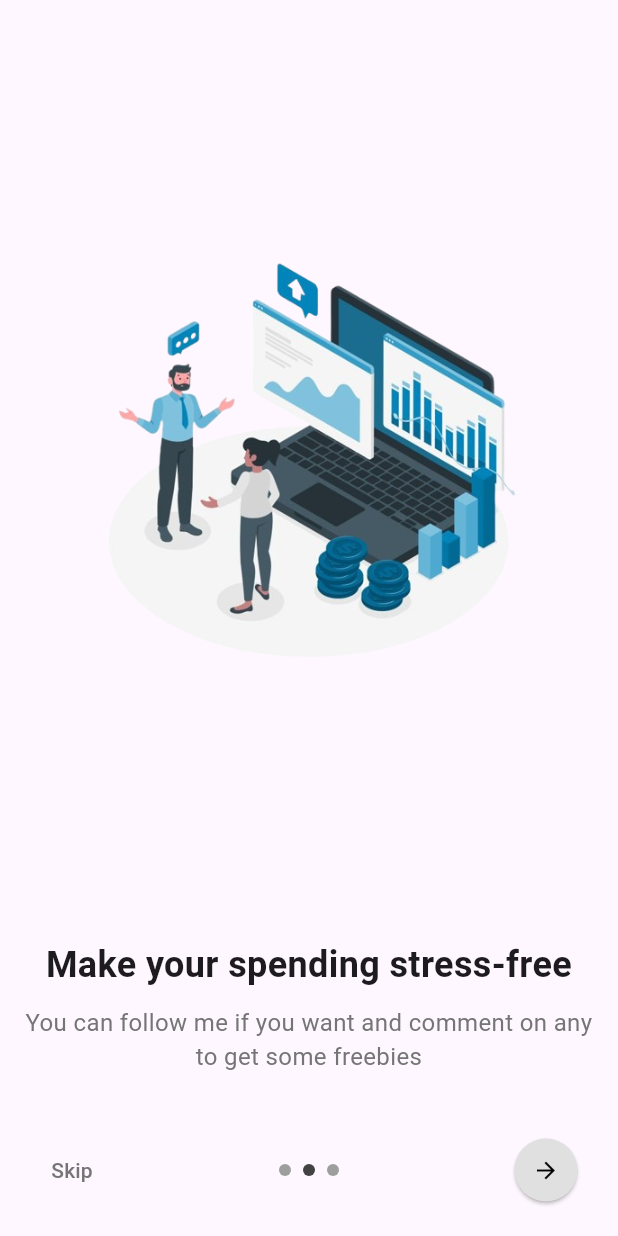
After one commit to nasirmehmood1/Finance_tracking_app, a Flutter app: the screen it shows after launch, after a tap on the "arrow forward" icon, on a phone screen of 412 x 824 dp. The commit adds this screen. Run offline on Flutter 3.47's test engine with Material 3 defaults, Android fonts, the phone set to English and light mode, and no system bars; our stand-ins replace card_swiper, fl_chart.

Commit message:
updated with changes

```diff
--- a/lib/main.dart
+++ b/lib/main.dart
@@ -2,6 +2,7 @@ import 'dart:ui' show ImageFilter;
 
 import 'package:flutter/material.dart';
 import 'package:flutter_finance_app_ui_animation/view/home_screen/home.dart';
+import 'package:flutter_finance_app_ui_animation/view/introduction_screen/welcom_screen.dart';
 import 'package:flutter_finance_app_ui_animation/view/landing_widget.dart';
 
 void main() => runApp(MyApp());
@@ -13,7 +14,7 @@ class MyApp extends StatelessWidget {
       theme: ThemeData(
         primarySwatch: Colors.blue,
       ),
-      home: const LandingWidget(),
+      home: const WelcomScreen(),
     );
   }
 }
--- /dev/null
+++ b/lib/view/introduction_screen/onboard_screen.dart
@@ -0,0 +1,134 @@
+import 'package:flutter/material.dart';
+import 'package:flutter_finance_app_ui_animation/view/introduction_screen/onboarding_screen.dart';
+import 'package:flutter_finance_app_ui_animation/view/landing_widget.dart';
+
+class OnboardScreen extends StatelessWidget {
+  const OnboardScreen({super.key});
+
+  @override
+  Widget build(BuildContext context) {
+    return Scaffold(
+      body: SafeArea(
+        child: Padding(
+          padding: const EdgeInsets.symmetric(horizontal: 16.0),
+          child: Column(
+            mainAxisAlignment: MainAxisAlignment.center,
+            children: [
+              // Image or illustration at the top
+              Expanded(
+                child: Center(
+                  child: Image.asset(
+                    'assets/images/2.png',
+                    height: 300,
+                  ),
+                ),
+              ),
+              const SizedBox(height: 20),
+
+              // Title text
+              const Text(
+                'Make your spending stress-free',
+                style: TextStyle(
+                  fontSize: 24,
+                  fontWeight: FontWeight.bold,
+                ),
+                textAlign: TextAlign.center,
+              ),
+              const SizedBox(height: 10),
+
+              // Subtitle text
+              Text(
+                'You can follow me if you want and comment on any to get some freebies',
+                style: TextStyle(
+                  fontSize: 16,
+                  color: Colors.grey[600],
+                ),
+                textAlign: TextAlign.center,
+              ),
+              const SizedBox(height: 40),
+
+              // Page indicator and Next button
+              Row(
+                mainAxisAlignment: MainAxisAlignment.spaceBetween,
+                children: [
+                  // Skip button
+                  TextButton(
+                    onPressed: () {
+                      // Handle Skip action
+                      Navigator.of(context).push(MaterialPageRoute(
+                        builder: (context) {
+                          return const LandingWidget();
+                        },
+                      ));
+                    },
+                    child: Text(
+                      'Skip',
+                      style: TextStyle(
+                        color: Colors.grey[600],
+                      ),
+                    ),
+                  ),
+
+                  // Page indicator
+                  Row(
+                    children: [
+                      Container(
+                        width: 8,
+                        height: 8,
+                        margin: const EdgeInsets.symmetric(horizontal: 4),
+                        decoration: const BoxDecoration(
+                          color: Colors.grey,
+                          shape: BoxShape.circle,
+                        ),
+                      ),
+                      Container(
+                        width: 8,
+                        height: 8,
+                        margin: const EdgeInsets.symmetric(horizontal: 4),
+                        decoration: BoxDecoration(
+                          color: Colors.grey[800],
+                          shape: BoxShape.circle,
+                        ),
+                      ),
+                      Container(
+                        width: 8,
+                        height: 8,
+                        margin: const EdgeInsets.symmetric(horizontal: 4),
+                        decoration: const BoxDecoration(
+                          color: Colors.grey,
+                          shape: BoxShape.circle,
+                        ),
+                      ),
+                    ],
+                  ),
+
+                  // Next button
+                  ElevatedButton(
+                    onPressed: () {
+                      // Handle Next action
+                      Navigator.of(context).push(MaterialPageRoute(
+                        builder: (context) {
+                          return const OnboardingScreen();
+                        },
+                      ));
+                    },
+                    style: ElevatedButton.styleFrom(
+                      shape: const CircleBorder(),
+                      backgroundColor: Colors.grey[300],
+                      padding: const EdgeInsets.all(12), // Button color
+                    ),
+                    child: const Icon(
+                      Icons.arrow_forward,
+                      color: Colors.black,
+                    ),
+                  ),
+                ],
+              ),
+              const SizedBox(height: 20),
+            ],
+          ),
+        ),
+      ),
+    );
+  }
+}
--- /dev/null
+++ b/lib/view/introduction_screen/welcom_screen.dart
@@ -0,0 +1,138 @@
+import 'package:flutter/material.dart';
+import 'package:flutter_finance_app_ui_animation/view/introduction_screen/onboard_screen.dart';
+import 'package:flutter_finance_app_ui_animation/view/landing_widget.dart';
+
+class WelcomScreen extends StatelessWidget {
+  const WelcomScreen({super.key});
+
+  @override
+  Widget build(BuildContext context) {
+    return Scaffold(
+      backgroundColor:
+          const Color(0xFFE0F7FA), // Background color matching the image
+      body: SafeArea(
+        child: Padding(
+          padding: const EdgeInsets.symmetric(horizontal: 16.0),
+          child: Column(
+            mainAxisAlignment: MainAxisAlignment.center,
+            children: [
+              // Image or illustration at the top
+              Expanded(
+                flex: 1,
+                child: Center(
+                  child: Image.asset(
+                    'assets/images/1.png',
+                    height: 300,
+                  ),
+                ),
+              ),
+              const SizedBox(height: 20),
+
+              // Title text
+              const Text(
+                'Welcome to Finance App',
+                style: TextStyle(
+                  fontSize: 24,
+                  fontWeight: FontWeight.bold,
+                  color: Colors.black,
+                ),
+                textAlign: TextAlign.center,
+              ),
+              const SizedBox(height: 10),
+
+              // Subtitle text
+              Text(
+                'Get monthly money tips and stay on top of your finance',
+                style: TextStyle(
+                  fontSize: 16,
+                  color: Colors.grey[600],
+                ),
+                textAlign: TextAlign.center,
+              ),
+              const SizedBox(height: 40),
+
+              // Page indicator and Next button
+              Row(
+                mainAxisAlignment: MainAxisAlignment.spaceBetween,
+                children: [
+                  // Skip button
+                  TextButton(
+                    onPressed: () {
+                      // Handle Skip action
+                      Navigator.of(context).push(MaterialPageRoute(
+                        builder: (context) {
+                          return const LandingWidget();
+                        },
+                      ));
+                    },
+                    child: Text(
+                      'Skip',
+                      style: TextStyle(
+                        color: Colors.grey[600],
+                      ),
+                    ),
+                  ),
+
+                  // Page indicator
+                  Row(
+                    children: [
+                      Container(
+                        width: 8,
+                        height: 8,
+                        margin: const EdgeInsets.symmetric(horizontal: 4),
+                        decoration: BoxDecoration(
+                          color: Colors.grey[800],
+                          shape: BoxShape.circle,
+                        ),
+                      ),
+                      Container(
+                        width: 8,
+                        height: 8,
+                        margin: const EdgeInsets.symmetric(horizontal: 4),
+                        decoration: const BoxDecoration(
+                          color: Colors.grey,
+                          shape: BoxShape.circle,
+                        ),
+                      ),
+                      Container(
+                        width: 8,
+                        height: 8,
+                        margin: const EdgeInsets.symmetric(horizontal: 4),
+                        decoration: const BoxDecoration(
+                          color: Colors.grey,
+                          shape: BoxShape.circle,
+                        ),
+                      ),
+                    ],
+                  ),
+
+                  // Next button
+                  ElevatedButton(
+                    onPressed: () {
+                      // Handle Next action
+                      Navigator.of(context).push(MaterialPageRoute(
+                        builder: (context) {
+                          return const OnboardScreen();
+                        },
+                      ));
+                    },
+                    style: ElevatedButton.styleFrom(
+                      shape: const CircleBorder(),
+                      backgroundColor: Colors.grey[300],
+                      padding: const EdgeInsets.all(12), // Button color
+                    ),
+                    child: const Icon(
+                      Icons.arrow_forward,
+                      color: Colors.black,
+                    ),
+                  ),
+                ],
+              ),
+              const SizedBox(height: 20),
+            ],
+          ),
+        ),
+      ),
+    );
+  }
+}
--- a/lib/view/statistics_screen/statistics_screen.dart
+++ b/lib/view/statistics_screen/statistics_screen.dart
@@ -15,7 +15,7 @@ class StatisticsPage extends StatefulWidget {
 class _StatisticsPageState extends State<StatisticsPage> {
   /// Represents the currently selected period ('Week', 'Month', 'Year').
   String selectedPeriod = 'Week';
-  String amount = '3310.43';
+  String amount = '₤3310.43';
   double food = 203.8;
   double house = 1000;
   double trevel = 800;
```
Also changed, not shown: lib/view/introduction_screen/onboarding_screen.dart (added, +134 -0 lines), lib/view/statistics_screen/widgets/pie_chart.dart (+16 -11 lines), assets/images/1.jpeg (added), assets/images/1.png (added), assets/images/2.jpeg (added), assets/images/2.png (added), assets/images/3.jpeg (added), assets/images/3.png (added), lib/view/landing_screen/landing_widget.dart (renamed from lib/view/landing_widget.dart).
